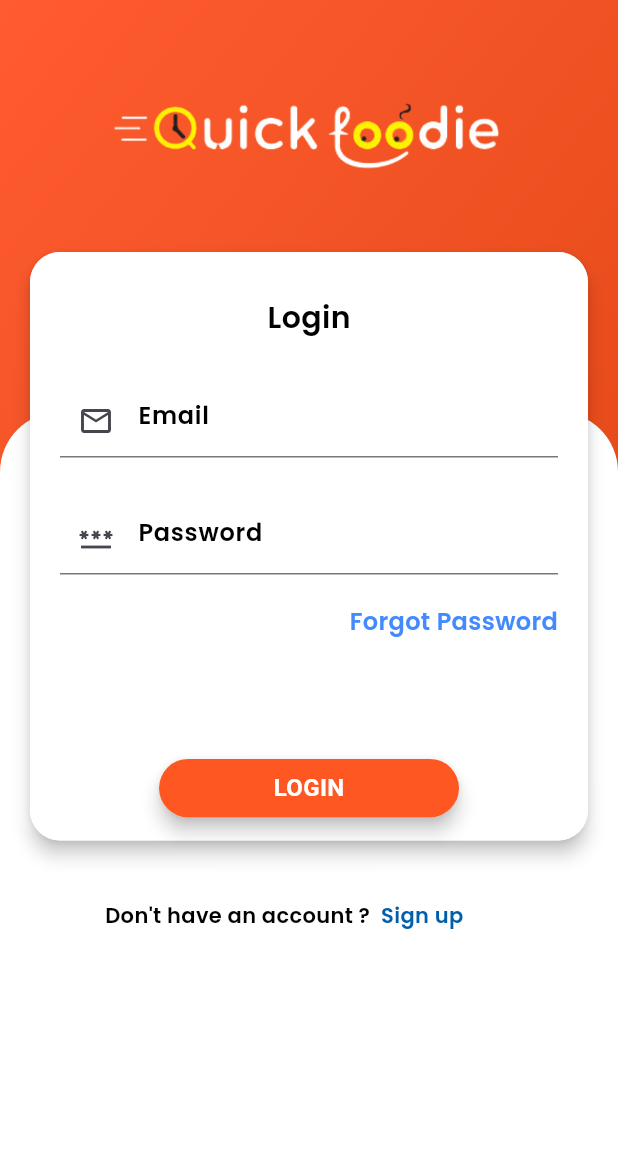
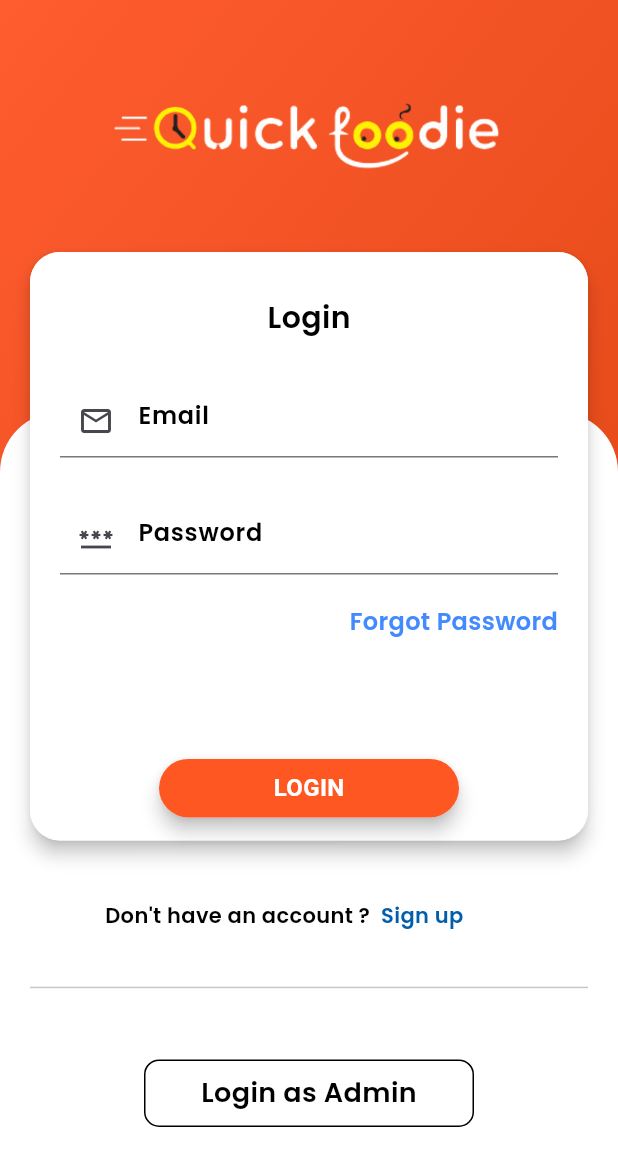
Before and after one commit to kanhaiya3152/QuickFoodie, a Flutter app: the LoginScreen screen opened directly, on a phone screen of 412 x 824 dp. Shown: the top 1166 px of the screen. Run offline on Flutter 3.47's test engine with Material 3 defaults, Android fonts, the phone set to English and light mode, and no system bars; our stand-ins replace cloud_firestore, curved_navigation_bar, firebase_auth, firebase_core, firebase_storage, fluttertoast and 1 more; missing offline and left inert: razorpay_flutter; accounts and stored records are empty; Roboto replaces fonts that are missing (Poppins1).

Commit message:
add loader

```diff
--- a/lib/screen/login_screen.dart
+++ b/lib/screen/login_screen.dart
@@ -1,5 +1,6 @@
 import 'package:firebase_auth/firebase_auth.dart';
 import 'package:flutter/material.dart';
+import 'package:food_delivery_app/admin/admin_screen.dart';
 import 'package:food_delivery_app/screen/forgot_password_screen.dart';
 import 'package:food_delivery_app/screen/signup_screen.dart';
 import 'package:food_delivery_app/widget/bottom_navigation.dart';
@@ -13,7 +14,7 @@ class LoginScreen extends StatefulWidget {
 
 class _LoginScreenState extends State<LoginScreen> {
   String password = "", email = "";
-  // bool _isLoading = false;
+  bool _isLoading = false;
 
   final TextEditingController _passwordController = TextEditingController();
   final TextEditingController _emailController = TextEditingController();
@@ -28,20 +29,19 @@ class _LoginScreenState extends State<LoginScreen> {
   final _formKey = GlobalKey<FormState>();
 
   userLogin() async {
-    // setState(() {
-    //   _isLoading = true;
-    // });
     try {
+      setState(() {
+        _isLoading = true;
+      });
       await FirebaseAuth.instance
           .signInWithEmailAndPassword(email: email, password: password);
 
-      // setState(() {
-      //   _isLoading = false;
-      // });
+      setState(() {
+        _isLoading = false;
+      });
 
       ScaffoldMessenger.of(context).showSnackBar((const SnackBar(
-          backgroundColor: Colors.green,
-          content: Text('Login Successfully'))));
+          backgroundColor: Colors.green, content: Text('Login Successfully'))));
 
       Navigator.of(context).pushReplacement(
           MaterialPageRoute(builder: (ctx) => const BottomNavigation()));
@@ -78,7 +78,7 @@ class _LoginScreenState extends State<LoginScreen> {
                 margin: EdgeInsets.only(
                     top: MediaQuery.of(context).size.height / 3),
                 width: MediaQuery.of(context).size.width,
-                height: MediaQuery.of(context).size.height/1.45,
+                height: MediaQuery.of(context).size.height / 1.45,
                 decoration: const BoxDecoration(
                   color: Color.fromARGB(255, 255, 255, 255),
                   borderRadius: BorderRadius.only(
@@ -109,7 +109,8 @@ class _LoginScreenState extends State<LoginScreen> {
                         height: MediaQuery.of(context).size.height / 2.1,
                         decoration: BoxDecoration(
                           color: Colors.white,
-                            borderRadius: BorderRadius.circular(20),),
+                          borderRadius: BorderRadius.circular(20),
+                        ),
                         child: Form(
                           key: _formKey,
                           child: Column(
@@ -192,12 +193,6 @@ class _LoginScreenState extends State<LoginScreen> {
                               const SizedBox(
                                 height: 80,
                               ),
-                              // _isLoading
-                              //     ? const Center(
-                              //         child: CircularProgressIndicator(
-                              //           color: Colors.white,
-                              //         ),
-                              //       )
                               GestureDetector(
                                 onTap: () async {
                                   if (_formKey.currentState!.validate()) {
@@ -219,7 +214,13 @@ class _LoginScreenState extends State<LoginScreen> {
                                         color: const Color(0Xffff5722),
                                         borderRadius:
                                             BorderRadius.circular(20)),
-                                    child: const Center(
+                                    child: _isLoading
+                                        ? const Center(
+                                            child: CircularProgressIndicator(
+                                              color: Colors.white,
+                                            ),
+                                          )
+                                        : const Center(
                                             child: Text(
                                               'LOGIN',
                                               style: TextStyle(
@@ -270,6 +271,39 @@ class _LoginScreenState extends State<LoginScreen> {
                               )),
                         ],
                       ),
+                    ),
+                    const SizedBox(
+                      height: 30,
+                    ),
+                    const Divider(),
+                    const SizedBox(
+                      height: 40,
+                    ),
+                    GestureDetector(
+                      onTap: () {
+                        Navigator.of(context).pushReplacement(MaterialPageRoute(
+                            builder: (ctx) => const AdminScreen()));
+                      },
+                      child: Container(
+                        width: 220,
+                        height: 45,
+                        // padding: const EdgeInsets.only(left: 100),
+                        decoration: BoxDecoration(
+                          border: Border.all(color: Colors.black),
+                          borderRadius: BorderRadius.circular(10),
+                        ),
+                        child: const Center(
+                          child: Text(
+                            "Login as Admin",
+                            style: TextStyle(
+                              color: Colors.black,
+                              fontFamily: 'Poppins',
+                              fontWeight: FontWeight.bold,
+                              fontSize: 18,
+                            ),
+                          ),
+                        ),
+                      ),
                     )
                   ],
                 ),
```
Lines whose indentation alone changed are shown as unchanged.
